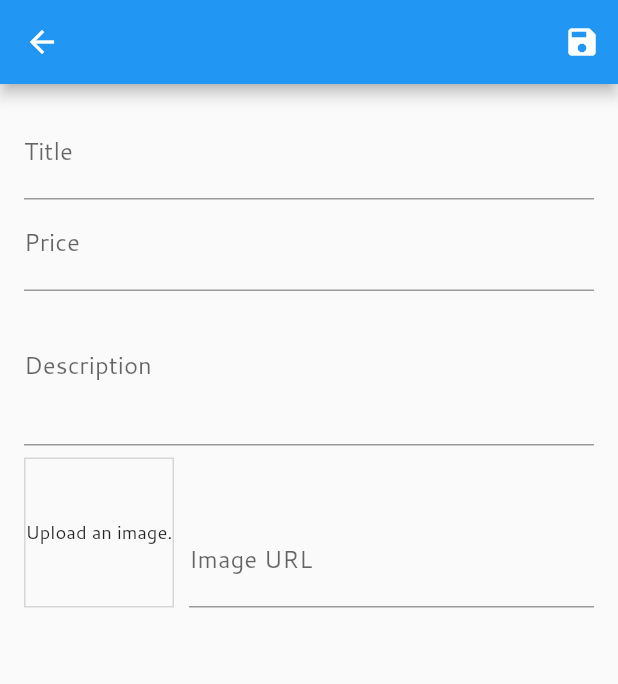
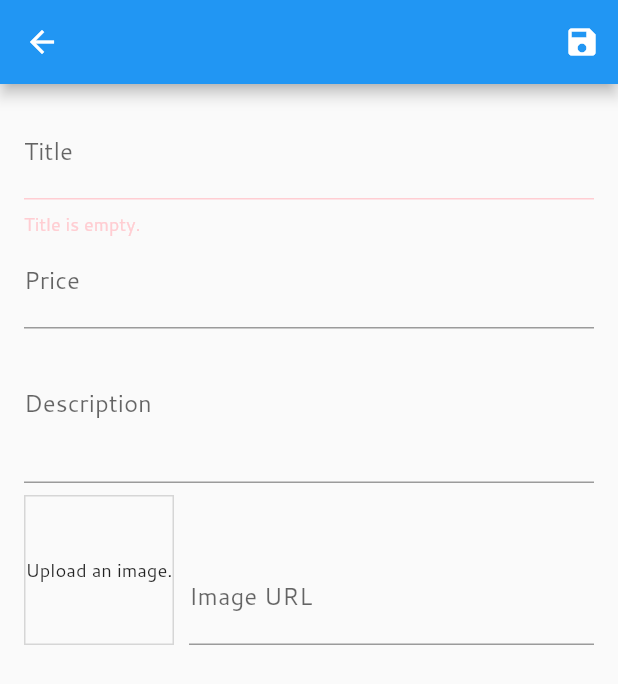
Before and after one commit to sean-xiao-zhao7/flutter-shop, a Flutter app: the EditProductScreen screen opened by its route, after a tap on the "save" icon, on a phone screen of 412 x 824 dp. Shown: the top 684 px of the screen. Run offline on Flutter 3.47's test engine with Material 2 defaults, Android fonts, the phone set to English and light mode, and no system bars; network calls fail; project files that could hold a hidden picture were left out.

Commit message:
Complete user input

```diff
--- a/lib/screens/admins/edit_product_screen.dart
+++ b/lib/screens/admins/edit_product_screen.dart
@@ -1,5 +1,7 @@
 import 'package:flutter/material.dart';
+import 'package:provider/provider.dart';
 import 'package:shop/models/product.dart';
+import 'package:shop/providers/products_provider.dart';
 
 class EditProductScreen extends StatefulWidget {
   static const routeName = '/edit-product';
@@ -15,6 +17,36 @@ class _EditProductScreenState extends State<EditProductScreen> {
   final _form = GlobalKey<FormState>();
   var _product =
       Product(id: null, title: '', description: '', price: 0.0, imageUrl: '');
+  // editing mode
+  var _isInit = true;
+  var _editInitValues = {
+    'title': '',
+    'description': '',
+    'price': '',
+    'imageUrl': '',
+  };
+
+  @override
+  void didChangeDependencies() {
+    if (_isInit) {
+      final productId = ModalRoute.of(context).settings.arguments as String;
+      if (productId != null) {
+        _product =
+            Provider.of<Products>(context, listen: false).findById(productId);
+        _editInitValues = {
+          'title': _product.title,
+          'description': _product.description,
+          'price': _product.price.toString(),
+          'imageUrl': '',
+        };
+        _imageUrlController.text = _product.imageUrl;
+      }
+      ;
+    }
+    _isInit = false;
+
+    super.didChangeDependencies();
+  }
 
   void dispose() {
     _imageUrlController.dispose();
@@ -25,14 +57,23 @@ class _EditProductScreenState extends State<EditProductScreen> {
   }
 
   void _saveForm() {
+    if (!_form.currentState.validate()) {
+      return;
+    }
     _form.currentState.save();
+    if (_product.id != null) {
+      Provider.of<Products>(context, listen: false).updateProduct(_product);
+    } else {
+      Provider.of<Products>(context, listen: false).addProduct(_product);
+    }
+    Navigator.of(context).pop();
   }
 
   @override
   Widget build(BuildContext context) {
     return Scaffold(
       appBar: AppBar(
-        title: Text(_imageUrlController.text),
+        title: Text(_product.title),
         actions: <Widget>[
           IconButton(
             icon: Icon(Icons.save),
@@ -47,6 +88,7 @@ class _EditProductScreenState extends State<EditProductScreen> {
             child: ListView(
               children: <Widget>[
                 TextFormField(
+                  initialValue: _editInitValues['title'],
                   decoration: InputDecoration(
                     labelText: 'Title',
                   ),
@@ -54,17 +96,26 @@ class _EditProductScreenState extends State<EditProductScreen> {
                   onFieldSubmitted: (_) {
                     FocusScope.of(context).requestFocus(_priceFocusNode);
                   },
+                  validator: (value) {
+                    if (value.isEmpty) {
+                      return 'Title is empty.';
+                    }
+
+                    return null;
+                  },
                   onSaved: (value) {
                     _product = Product(
                       title: value,
                       price: _product.price,
                       description: _product.description,
                       imageUrl: _product.imageUrl,
-                      id: null,
+                      id: _product.id,
+                      isFav: _product.isFav,
                     );
                   },
                 ),
                 TextFormField(
+                    initialValue: _editInitValues['price'],
                     keyboardType: TextInputType.number,
                     decoration: InputDecoration(
                       labelText: 'Price',
@@ -81,10 +132,12 @@ class _EditProductScreenState extends State<EditProductScreen> {
                         price: double.parse(value),
                         description: _product.description,
                         imageUrl: _product.imageUrl,
-                        id: null,
+                        id: _product.id,
+                        isFav: _product.isFav,
                       );
                     }),
                 TextFormField(
+                  initialValue: _editInitValues['description'],
                   maxLines: 3,
                   keyboardType: TextInputType.multiline,
                   decoration: InputDecoration(
@@ -97,7 +150,8 @@ class _EditProductScreenState extends State<EditProductScreen> {
                       price: _product.price,
                       description: value,
                       imageUrl: _product.imageUrl,
-                      id: null,
+                      id: _product.id,
+                      isFav: _product.isFav,
                     );
                   },
                 ),
@@ -142,7 +196,8 @@ class _EditProductScreenState extends State<EditProductScreen> {
                             price: _product.price,
                             description: _product.description,
                             imageUrl: value,
-                            id: null,
+                            id: _product.id,
+                            isFav: _product.isFav,
                           );
                         },
                       ),
--- a/lib/screens/admins/manage_products.dart
+++ b/lib/screens/admins/manage_products.dart
@@ -32,8 +32,10 @@ class ManageProductsScreen extends StatelessWidget {
             itemBuilder: (_, index) {
               return Column(
                 children: <Widget>[
-                  ManageProductItem(products.products[index].title,
-                      products.products[index].imageUrl),
+                  ManageProductItem(
+                      products.products[index].title,
+                      products.products[index].imageUrl,
+                      products.products[index].id),
                   Divider(),
                 ],
               );
```
Also changed, not shown: lib/providers/products_provider.dart (+25 -2 lines), lib/screens/admins/manage_product_item.dart (+12 -4 lines).
